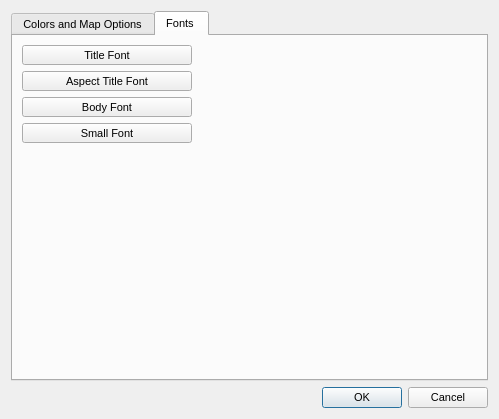
First picture: the form in warpmain/dialogs/preferencesdialog.ui, repository maxlambertini/Warp2010, before the edit.
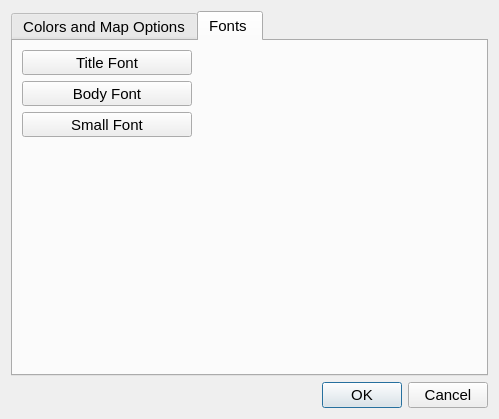
Second picture: the form after the edit. The open tabs and pages were chosen to show the change. Custom widgets are drawn as their Qt base class.

```diff
--- a/warpmain/dialogs/preferencesdialog.ui
+++ b/warpmain/dialogs/preferencesdialog.ui
@@ -30,6 +30,11 @@
   <layout class="QVBoxLayout" name="verticalLayout_3">
    <item>
     <widget class="QTabWidget" name="tabWidget">
+     <property name="font">
+      <font>
+       <pointsize>11</pointsize>
+      </font>
+     </property>
      <property name="currentIndex">
       <number>0</number>
      </property>
@@ -240,7 +245,7 @@
         <layout class="QVBoxLayout" name="verticalLayout">
          <item>
           <layout class="QGridLayout" name="gridLayout_2" columnstretch="0,0,0">
-           <item row="1" column="1" rowspan="5" colspan="2">
+           <item row="1" column="1" rowspan="4" colspan="2">
             <widget class="FontPreviewWidget" name="fontSelector" native="true">
              <property name="minimumSize">
               <size>
@@ -248,41 +253,14 @@
                <height>150</height>
               </size>
              </property>
-            </widget>
-           </item>
-           <item row="1" column="0">
-            <widget class="QToolButton" name="btnTitleFont">
-             <property name="minimumSize">
-              <size>
-               <width>170</width>
-               <height>0</height>
-              </size>
-             </property>
-             <property name="text">
-              <string>Title Font</string>
-             </property>
-             <property name="checkable">
-              <bool>true</bool>
+             <property name="font">
+              <font>
+               <pointsize>11</pointsize>
+              </font>
              </property>
             </widget>
            </item>
            <item row="2" column="0">
-            <widget class="QToolButton" name="btnAspectTitleFont">
-             <property name="minimumSize">
-              <size>
-               <width>170</width>
-               <height>0</height>
-              </size>
-             </property>
-             <property name="text">
-              <string>Aspect Title Font</string>
-             </property>
-             <property name="checkable">
-              <bool>true</bool>
-             </property>
-            </widget>
-           </item>
-           <item row="3" column="0">
             <widget class="QToolButton" name="btnBodyFont">
              <property name="minimumSize">
               <size>
@@ -290,6 +268,11 @@
                <height>0</height>
               </size>
              </property>
+             <property name="font">
+              <font>
+               <pointsize>11</pointsize>
+              </font>
+             </property>
              <property name="text">
               <string>Body Font</string>
              </property>
@@ -299,23 +282,12 @@
             </widget>
            </item>
            <item row="4" column="0">
-            <widget class="QToolButton" name="btnSmallFont">
-             <property name="minimumSize">
-              <size>
-               <width>170</width>
-               <height>0</height>
-              </size>
-             </property>
-             <property name="text">
-              <string>Small Font</string>
-             </property>
-             <property name="checkable">
-              <bool>true</bool>
-             </property>
-            </widget>
-           </item>
-           <item row="5" column="0">
             <spacer name="verticalSpacer_2">
+             <property name="font">
+              <font>
+               <pointsize>11</pointsize>
+              </font>
+             </property>
              <property name="orientation">
               <enum>Qt::Vertical</enum>
              </property>
@@ -327,6 +299,48 @@
              </property>
             </spacer>
            </item>
+           <item row="3" column="0">
+            <widget class="QToolButton" name="btnSmallFont">
+             <property name="minimumSize">
+              <size>
+               <width>170</width>
+               <height>0</height>
+              </size>
+             </property>
+             <property name="font">
+              <font>
+               <pointsize>11</pointsize>
+              </font>
+             </property>
+             <property name="text">
+              <string>Small Font</string>
+             </property>
+             <property name="checkable">
+              <bool>true</bool>
+             </property>
+            </widget>
+           </item>
+           <item row="1" column="0">
+            <widget class="QToolButton" name="btnTitleFont">
+             <property name="minimumSize">
+              <size>
+               <width>170</width>
+               <height>0</height>
+              </size>
+             </property>
+             <property name="font">
+              <font>
+               <pointsize>11</pointsize>
+              </font>
+             </property>
+             <property name="text">
+              <string>Title Font</string>
+             </property>
+             <property name="checkable">
+              <bool>true</bool>
+             </property>
+            </widget>
+           </item>
           </layout>
          </item>
         </layout>
@@ -339,6 +353,11 @@
     <layout class="QHBoxLayout" name="horizontalLayout_2">
      <item>
       <spacer name="horizontalSpacer_6">
+       <property name="font">
+        <font>
+         <pointsize>11</pointsize>
+        </font>
+       </property>
        <property name="orientation">
         <enum>Qt::Horizontal</enum>
        </property>
@@ -352,6 +371,11 @@
      </item>
      <item>
       <widget class="QDialogButtonBox" name="buttonBox">
+       <property name="font">
+        <font>
+         <pointsize>11</pointsize>
+        </font>
+       </property>
        <property name="orientation">
         <enum>Qt::Horizontal</enum>
        </property>
```
